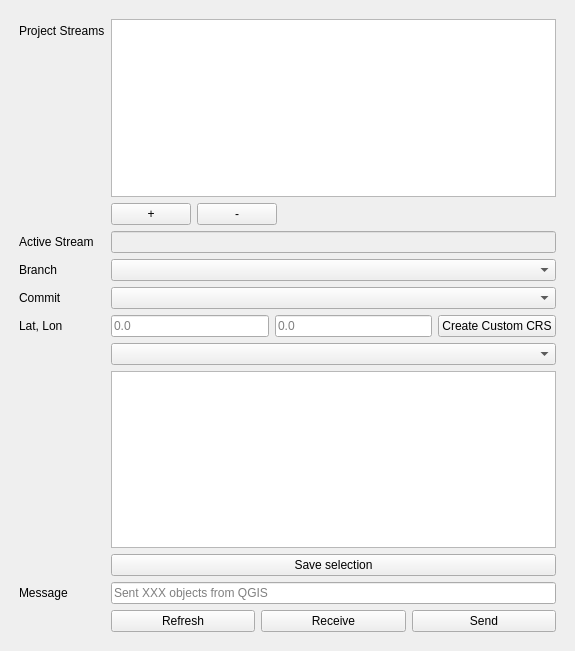
The window that ui/speckle_qgis_dialog_base.ui (specklesystems/speckle-qgis) describes before a commit, drawn with Qt 5.
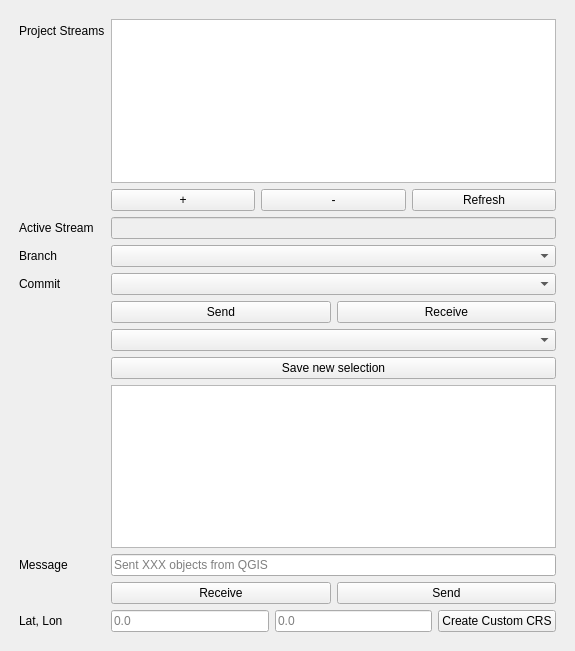
The same window after the commit.

Commit message: disabled OK button if no added streams selected; rearranged order

The edit to the form file:
```diff
--- a/ui/speckle_qgis_dialog_base.ui
+++ b/ui/speckle_qgis_dialog_base.ui
@@ -74,20 +74,14 @@
            </widget>
           </item>
           <item>
-           <spacer name="horizontalSpacer">
-            <property name="orientation">
-             <enum>Qt::Horizontal</enum>
+           <widget class="QPushButton" name="reloadButton">
+            <property name="enabled">
+             <bool>true</bool>
             </property>
-            <property name="sizeType">
-             <enum>QSizePolicy::Expanding</enum>
+            <property name="text">
+             <string>Refresh</string>
             </property>
-            <property name="sizeHint" stdset="0">
-             <size>
-              <width>40</width>
-              <height>0</height>
-             </size>
-            </property>
-           </spacer>
+           </widget>
           </item>
          </layout>
         </item>
@@ -129,41 +123,27 @@
          <widget class="QComboBox" name="commitDropdown"/>
         </item>
 
-        <item row="5" column="0">
-         <widget class="QLabel" name="surveyPointLabel">
-          <property name="text">
-           <string>Lat, Lon</string>
-          </property>
-         </widget>
-        </item>
+        
         <item row="5" column="1">
-          <layout class="QHBoxLayout" name="horizontalLayout">
-            <item>
-              <widget class="QLineEdit" name="surveyPointLat">
-                <property name="placeholderText">
-                <string>0.0</string>
-                </property>
-              </widget>
-            </item>
-            <item>
-              <widget class="QLineEdit" name="surveyPointLon">
-                <property name="placeholderText">
-                <string>0.0</string>
-                </property>
-              </widget>
-            </item>
-            <item>
-            <widget class="QPushButton" name="saveSurveyPoint">
-              <property name="enabled">
-                <bool>true</bool>
-              </property>
-              <property name="text">
-                <string>Create Custom CRS</string>
-              </property>
-            </widget>
+         <layout class="QHBoxLayout" name="horizontalLayout">
+          <item>
+           <widget class="QPushButton" name="sendModeButton">
+            <property name="enabled">
+             <bool>true</bool>
+            </property>
+            <property name="text">
+             <string>Send</string>
+            </property>
+           </widget>
           </item>
-
-          </layout>
+          <item>
+           <widget class="QPushButton" name="receiveModeButton">
+            <property name="text">
+             <string>Receive</string>
+            </property>
+           </widget>
+          </item>
+         </layout>
         </item>
 
         
@@ -173,6 +153,21 @@
         </item>
 
         <item row="7" column="1">
+          <layout class="QHBoxLayout" name="horizontalLayout">
+            <item>
+              <widget class="QPushButton" name="saveLayerSelection">
+                <property name="enabled">
+                  <bool>true</bool>
+                </property>
+                <property name="text">
+                  <string>Save new selection</string>
+                </property>
+              </widget>
+            </item>
+          </layout>
+        </item>
+
+        <item row="8" column="1">
          <widget class="QListWidget" name="layersWidget">
           <property name="selectionMode">
            <enum>QAbstractItemView::NoSelection</enum>
@@ -195,20 +190,6 @@
          </widget>
         </item>
 
-        <item row="8" column="1">
-          <layout class="QHBoxLayout" name="horizontalLayout">
-            <item>
-              <widget class="QPushButton" name="saveLayerSelection">
-                <property name="enabled">
-                  <bool>true</bool>
-                </property>
-                <property name="text">
-                  <string>Save selection</string>
-                </property>
-              </widget>
-            </item>
-          </layout>
-        </item>
 
 
         <item row="9" column="0">
@@ -230,16 +211,6 @@
 
         <item row="10" column="1">
          <layout class="QHBoxLayout" name="horizontalLayout">
-          <item>
-           <widget class="QPushButton" name="reloadButton">
-            <property name="enabled">
-             <bool>true</bool>
-            </property>
-            <property name="text">
-             <string>Refresh</string>
-            </property>
-           </widget>
-          </item>
           <item>
            <widget class="QPushButton" name="receiveButton">
             <property name="enabled">
@@ -260,6 +231,43 @@
          </layout>
         </item>
 
+        <item row="11" column="0">
+         <widget class="QLabel" name="surveyPointLabel">
+          <property name="text">
+           <string>Lat, Lon</string>
+          </property>
+         </widget>
+        </item>
+        <item row="11" column="1">
+          <layout class="QHBoxLayout" name="horizontalLayout">
+            <item>
+              <widget class="QLineEdit" name="surveyPointLat">
+                <property name="placeholderText">
+                <string>0.0</string>
+                </property>
+              </widget>
+            </item>
+            <item>
+              <widget class="QLineEdit" name="surveyPointLon">
+                <property name="placeholderText">
+                <string>0.0</string>
+                </property>
+              </widget>
+            </item>
+            <item>
+            <widget class="QPushButton" name="saveSurveyPoint">
+              <property name="enabled">
+                <bool>true</bool>
+              </property>
+              <property name="text">
+                <string>Create Custom CRS</string>
+              </property>
+            </widget>
+          </item>
+          </layout>
+        </item>
+
+
        </layout>
       </item>
      </layout>
```
Left out of the diff: 6 changed lines with no effect on the pictures. The commit also changes 3 other files.
